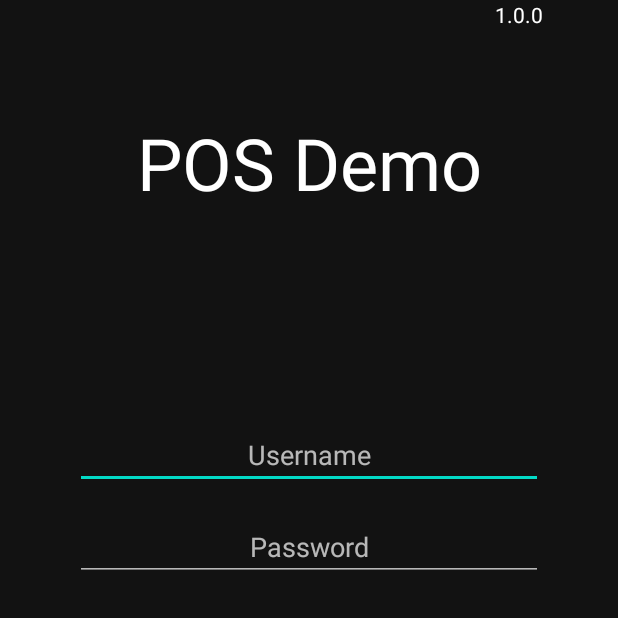
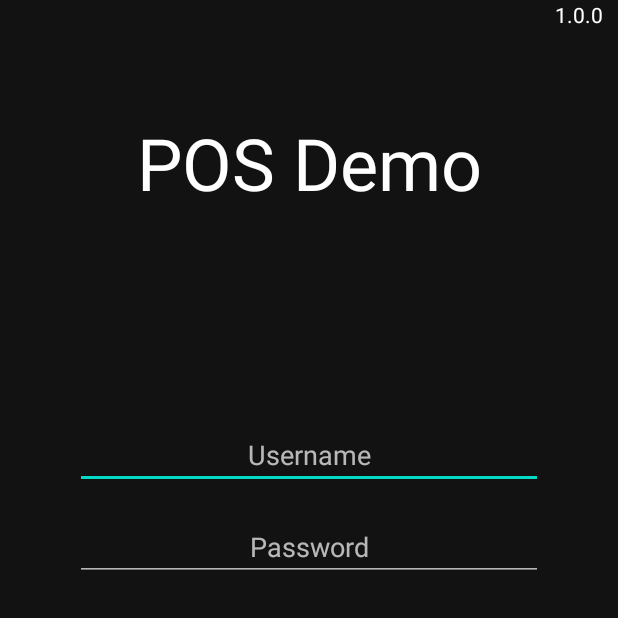
Before and after one commit to aluismarte/POSDemoAndroid, an Android app: the LoginActivity screen opened directly, with no data from a screen before it, on a phone screen of 412 x 824 dp, the top half of it. Run offline under Robolectric (Android 15) with nearby library versions, the phone set to English and light mode, and no system bars.

Commit message:
Ajustando el padding de la version.

```diff
--- a/app/src/main/res/layout/activity_login.xml
+++ b/app/src/main/res/layout/activity_login.xml
@@ -10,7 +10,7 @@
         android:id="@+id/tvVersion"
         android:layout_width="wrap_content"
         android:layout_height="wrap_content"
-        android:layout_marginEnd="@dimen/login_horizontal_margin"
+        android:layout_marginEnd="10dp"
         android:text="@string/version_app"
         android:textColor="@color/white"
         app:layout_constraintEnd_toEndOf="parent"
```
